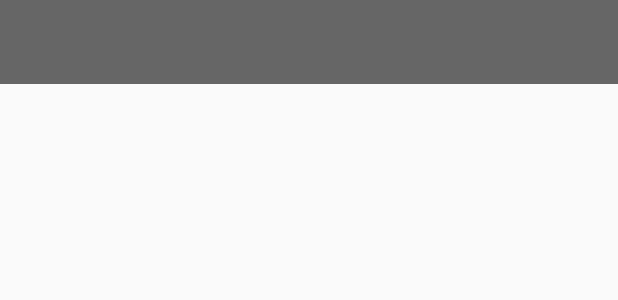
After one commit to xMISSJ/Mobile_Development-YumYum, an Android app: the layout activity_add.xml on its own in the app's theme, with its tools: preview values and no code run, on a phone screen of 412 x 824 dp. The commit adds this screen. Shown: the top 300 px of the screen. Run offline under Robolectric (Android 15) with nearby library versions, the phone set to English and light mode, and no system bars.

Commit message:
Changes: Sorted activities. Also transition improved. Back arrow in toolbar now goes to previous activity.

```diff
--- a/app/src/main/java/com/example/yumyum/ProfileActivity.kt
+++ b/app/src/main/java/com/example/yumyum/Activities/ProfileActivity.kt
@@ -1,7 +1,8 @@
-package com.example.yumyum
+package com.example.yumyum.Activities
 
 import androidx.appcompat.app.AppCompatActivity
 import android.os.Bundle
+import com.example.yumyum.R
 
 class ProfileActivity : AppCompatActivity() {
 
--- a/app/src/main/java/com/example/yumyum/SplashActivity.kt
+++ b/app/src/main/java/com/example/yumyum/Activities/SplashActivity.kt
@@ -1,9 +1,10 @@
-package com.example.yumyum
+package com.example.yumyum.Activities
 
 import android.content.Intent
 import androidx.appcompat.app.AppCompatActivity
 import android.os.Bundle
 import android.os.Handler
+import com.example.yumyum.R
 
 class SplashActivity : AppCompatActivity() {
 
--- /dev/null
+++ b/app/src/main/res/layout/activity_add.xml
@@ -0,0 +1,14 @@
+<?xml version="1.0" encoding="utf-8"?>
+<androidx.constraintlayout.widget.ConstraintLayout
+    xmlns:android="http://schemas.android.com/apk/res/android"
+    xmlns:tools="http://schemas.android.com/tools"
+    android:layout_width="match_parent"
+    android:layout_height="match_parent"
+    tools:context=".Activities.AddActivity"
+    android:id="@+id/parentAddActivity">
+
+    <include
+        android:id="@+id/toolbarAdd"
+        layout="@layout/recipe_toolbar"/>
+
+</androidx.constraintlayout.widget.ConstraintLayout>
--- a/app/src/main/res/layout/activity_profile.xml
+++ b/app/src/main/res/layout/activity_profile.xml
@@ -5,7 +5,7 @@
     android:layout_height="match_parent">
 
     <include
-        android:id="@+id/toolbar"
+        android:id="@+id/toolbarProfile"
         layout="@layout/profile_toolbar"/>
 
 </LinearLayout>
--- a/app/src/main/res/layout/activity_splash.xml
+++ b/app/src/main/res/layout/activity_splash.xml
@@ -5,7 +5,7 @@
     android:layout_width="match_parent"
     android:layout_height="match_parent"
     android:background="@color/splashBackgroundColor"
-    tools:context=".SplashActivity">
+    tools:context=".Activities.SplashActivity">
 
     <ImageView
         android:id="@+id/ivYumText"
--- a/app/src/main/res/layout/default_toolbar.xml
+++ b/app/src/main/res/layout/default_toolbar.xml
@@ -7,7 +7,7 @@
     android:background="@color/colorToolbar">
 
     <de.hdodenhof.circleimageview.CircleImageView
-        android:id="@+id/profile_image"
+        android:id="@+id/ivProfileImage"
         android:layout_width="40dp"
         android:layout_height="40dp"
         android:src="@drawable/profile_picture_small" />
--- /dev/null
+++ b/app/src/main/res/layout/recipe_toolbar.xml
@@ -0,0 +1,17 @@
+<?xml version="1.0" encoding="utf-8"?>
+<androidx.appcompat.widget.Toolbar
+    xmlns:android="http://schemas.android.com/apk/res/android"
+    android:id="@+id/toolbarRecipe"
+    android:layout_width="match_parent"
+    android:layout_height="?attr/actionBarSize"
+    android:background="@color/colorToolbar">
+
+    <androidx.appcompat.widget.AppCompatTextView
+        android:id="@+id/tvTitle"
+        android:layout_width="wrap_content"
+        android:layout_height="wrap_content"
+        android:layout_gravity="center"
+        android:fontFamily="@font/georgia"
+        android:textSize="22sp" />
+
+</androidx.appcompat.widget.Toolbar>
--- a/app/src/main/res/values/colors.xml
+++ b/app/src/main/res/values/colors.xml
@@ -2,7 +2,8 @@
 <resources>
     <color name="colorToolbar">#666666</color>
     <color name="colorStatusBar">#575757</color>
-    <color name="colorAccent">#D81B60</color>
+    <color name="colorAccent">#575757</color>
     <color name="backgroundColor">#efefef</color>
     <color name="splashBackgroundColor">#D9D9D9</color>
+    <color name="white">#ffffff</color>
 </resources>
--- /dev/null
+++ b/app/src/main/res/values/dimens.xml
@@ -0,0 +1,5 @@
+<?xml version="1.0" encoding="utf-8"?>
+<resources xmlns:tools="http://schemas.android.com/tools">
+    <!--Floating action button-->
+    <dimen name="design_fab_image_size" tools:override="true">36dp</dimen>
+</resources>
--- a/app/src/main/res/values/strings.xml
+++ b/app/src/main/res/values/strings.xml
@@ -1,3 +1,7 @@
 <resources>
     <string name="app_name">YumYum</string>
+
+    <!-- For activity_home.xml -->
+    <string name="cooking_pot_description">It\'s a cooking pot.</string>
+    <string name="recipe_book_description">It\'s a recipe book.</string>
 </resources>
--- a/app/src/main/res/values/styles.xml
+++ b/app/src/main/res/values/styles.xml
@@ -1,7 +1,7 @@
 <resources>
 
-    <!-- YumYum Theme. -->
-    <style name="AppTheme" parent="Theme.AppCompat.Light.DarkActionBar">
+    <!-- YumYum Theme (No Actionbar. -->
+    <style name="AppTheme" parent="Theme.AppCompat.Light.NoActionBar">
         <item name="colorPrimary">@color/colorToolbar</item>
         <item name="colorPrimaryDark">@color/colorStatusBar</item>
         <item name="colorAccent">@color/colorAccent</item>
```
Also changed, not shown: app/src/main/AndroidManifest.xml (+4 -10 lines), app/src/main/java/com/example/yumyum/Activities/AddActivity.kt (added, +44 -0 lines), app/src/main/java/com/example/yumyum/Activities/HomeActivity.kt (renamed from app/src/main/java/com/example/yumyum/HomeActivity.kt, +18 -3 lines), app/src/main/java/com/example/yumyum/Recipe.kt (added, +17 -0 lines), app/src/main/res/layout/activity_home.xml (+19 -2 lines).
